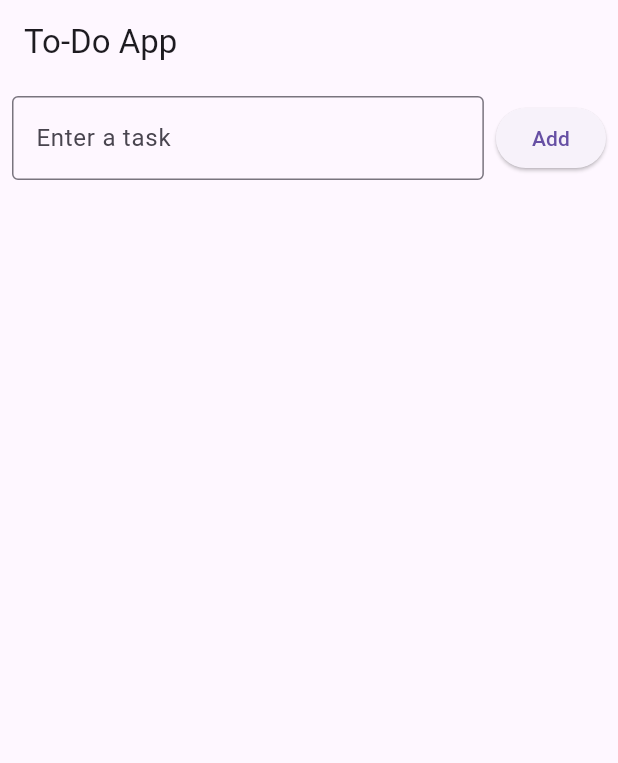
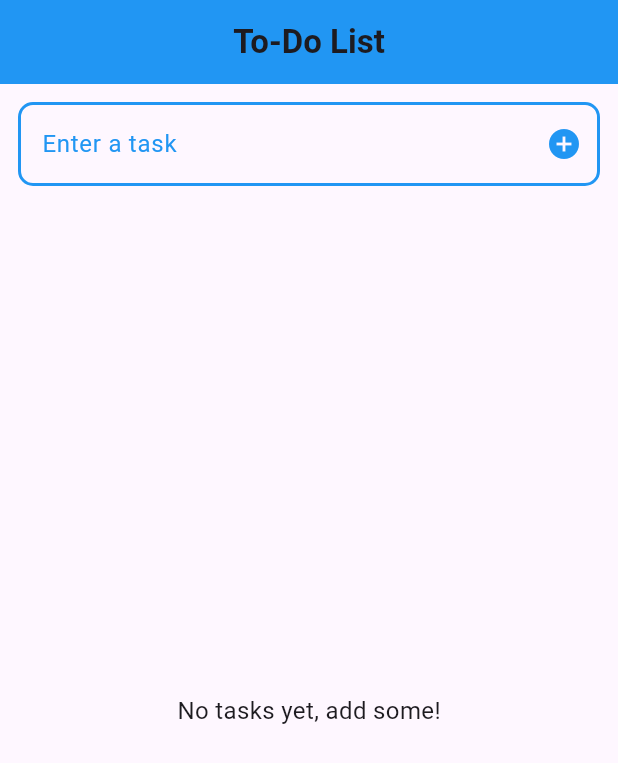
Before and after one commit to dthfan2007/FlutterToDo, a Flutter app: the screen it shows after launch, on a phone screen of 412 x 824 dp. Shown: the top 763 px of the screen. Run offline on Flutter 3.47's test engine with Material 3 defaults, Android fonts, the light colour scheme and no system bars; our stand-ins replace sqflite; accounts and stored records are empty.

Commit message:
Completed Basic Design

```diff
--- a/lib/main.dart
+++ b/lib/main.dart
@@ -3,7 +3,7 @@ import 'package:sqflite/sqflite.dart';
 import 'package:path/path.dart';
 
 void main() {
-  runApp(TodoApp());
+  runApp(const TodoApp());
 }
 
 class TodoApp extends StatelessWidget {
@@ -13,7 +13,19 @@ class TodoApp extends StatelessWidget {
   Widget build(BuildContext context) {
     return MaterialApp(
       debugShowCheckedModeBanner: false,
-      home: TodoHome(),
+      title: 'To-Do App',
+      theme: ThemeData.light(useMaterial3: true),
+      darkTheme: ThemeData.dark(useMaterial3: true).copyWith(
+        colorScheme: ColorScheme.dark(
+          primary: Colors.tealAccent,
+          surface: Colors.blueGrey,
+        ),
+        scaffoldBackgroundColor: Colors.grey[900],
+        cardColor: Colors.grey[850],
+        shadowColor: Colors.white24,
+      ),
+      themeMode: ThemeMode.system,
+      home: const TodoHome(),
     );
   }
 }
@@ -40,13 +52,14 @@ class _TodoHomeState extends State<TodoHome> {
   Future<void> _loadTasks() async {
     List<Map<String, dynamic>> tasks = await _dbHelper.getTasks();
     setState(() {
-      _tasks.clear();
-      _tasks.addAll(tasks.map((task) => {
+      _tasks
+        ..clear()
+        ..addAll(tasks.map((task) => {
               'id': task['id'],
               'task': task['task'],
-            'completed':
-                (task['completed'] as int) == 1, // ✅ Convert int to bool
-          }));
+              'completed': (task['completed'] as int) == 1,
+            }))
+        ..sort((a, b) => a['completed'] ? 1 : -1);
     });
   }
 
@@ -64,9 +77,7 @@ class _TodoHomeState extends State<TodoHome> {
     int taskId = _tasks[index]['id'];
     bool newStatus = !_tasks[index]['completed'];
     await _dbHelper.updateTaskStatus(taskId, newStatus);
-    setState(() {
-      _tasks[index]['completed'] = newStatus;
-    });
+    _loadTasks();
   }
 
   void _deleteTask(int index) async {
@@ -80,35 +91,84 @@ class _TodoHomeState extends State<TodoHome> {
   @override
   Widget build(BuildContext context) {
     return Scaffold(
-      appBar: AppBar(title: Text('To-Do App')),
-      body: Column(
+      appBar: AppBar(
+        title: const Text('To-Do List',
+            style: TextStyle(fontWeight: FontWeight.bold)),
+        centerTitle: true,
+        backgroundColor: Theme.of(context).brightness == Brightness.dark
+            ? Colors.tealAccent[700]
+            : Colors.blue,
+      ),
+      body: Padding(
+        padding: const EdgeInsets.all(12.0),
+        child: Column(
           children: [
-          Padding(
-            padding: EdgeInsets.all(8.0),
-            child: Row(
-              children: [
-                Expanded(
-                  child: TextField(
+            TextField(
               controller: _controller,
               decoration: InputDecoration(
                 labelText: 'Enter a task',
-                      border: OutlineInputBorder(),
+                labelStyle: TextStyle(
+                  color: Theme.of(context).brightness == Brightness.dark
+                      ? Colors.tealAccent
+                      : Colors.blue,
+                ),
+                border: OutlineInputBorder(
+                  borderRadius: BorderRadius.circular(10),
+                  borderSide: BorderSide(
+                    color: Theme.of(context).brightness == Brightness.dark
+                        ? Colors.tealAccent
+                        : Colors.blue,
+                    width: 2,
+                  ),
+                ),
+                enabledBorder: OutlineInputBorder(
+                  borderRadius: BorderRadius.circular(10),
+                  borderSide: BorderSide(
+                    color: Theme.of(context).brightness == Brightness.dark
+                        ? Colors.tealAccent
+                        : Colors.blue,
+                    width: 2,
+                  ),
+                ),
+                focusedBorder: OutlineInputBorder(
+                  borderRadius: BorderRadius.circular(10),
+                  borderSide: BorderSide(
+                    color: Theme.of(context).brightness == Brightness.dark
+                        ? Colors.greenAccent
+                        : Colors.blueAccent,
+                    width: 2,
+                  ),
+                ),
+                suffixIcon: IconButton(
+                  icon: Icon(Icons.add_circle,
+                      color: Theme.of(context).brightness == Brightness.dark
+                          ? Colors.tealAccent
+                          : Colors.blue),
+                  onPressed: () => _addTask(_controller.text),
                 ),
               ),
             ),
-                SizedBox(width: 8),
-                ElevatedButton(
-                  onPressed: () => _addTask(_controller.text),
-                  child: Text('Add'),
-                ),
-              ],
-            ),
-          ),
+            const SizedBox(height: 12),
             Expanded(
-            child: ListView.builder(
+              child: _tasks.isEmpty
+                  ? const Center(
+                      child: Text("No tasks yet, add some!",
+                          style: TextStyle(fontSize: 16)))
+                  : ListView.builder(
                       itemCount: _tasks.length,
                       itemBuilder: (context, index) {
-                return ListTile(
+                        return Card(
+                          shape: RoundedRectangleBorder(
+                              borderRadius: BorderRadius.circular(10)),
+                          color: Theme.of(context).brightness == Brightness.dark
+                              ? Colors.grey[650]
+                              : Colors.white,
+                          elevation: 4,
+                          shadowColor:
+                              Theme.of(context).brightness == Brightness.dark
+                                  ? Colors.white24
+                                  : Colors.black87,
+                          child: ListTile(
                             leading: Checkbox(
                               value: _tasks[index]['completed'],
                               onChanged: (value) => _toggleTask(index),
@@ -116,14 +176,25 @@ class _TodoHomeState extends State<TodoHome> {
                             title: Text(
                               _tasks[index]['task'],
                               style: TextStyle(
+                                fontSize: 18,
                                 decoration: _tasks[index]['completed']
                                     ? TextDecoration.lineThrough
+                                    : null,
+                                decorationColor: _tasks[index]['completed']
+                                    ? Colors.tealAccent
+                                    : null,
+                                decorationThickness:
+                                    _tasks[index]['completed'] ? 3 : 0,
+                                color: _tasks[index]['completed']
+                                    ? Colors.tealAccent
                                     : null,
                               ),
                             ),
                             trailing: IconButton(
-                    icon: Icon(Icons.delete, color: Colors.red),
+                              icon: const Icon(Icons.delete,
+                                  color: Colors.redAccent),
                               onPressed: () => _deleteTask(index),
+                            ),
                           ),
                         );
                       },
@@ -131,11 +202,11 @@ class _TodoHomeState extends State<TodoHome> {
             ),
           ],
         ),
+      ),
     );
   }
 }
 
-// Database Helper Class
 class DatabaseHelper {
   static const String tableName = 'tasks';
 
```
Also changed, not shown: analysis_options.yaml (+21 -14 lines). Lines whose indentation alone changed are shown as unchanged.
